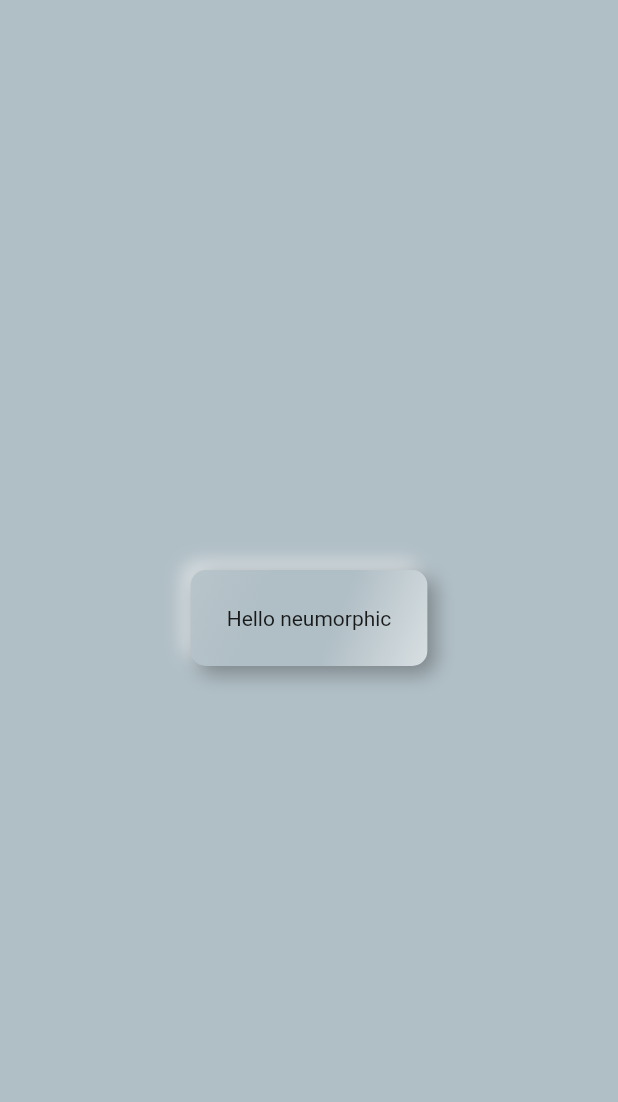
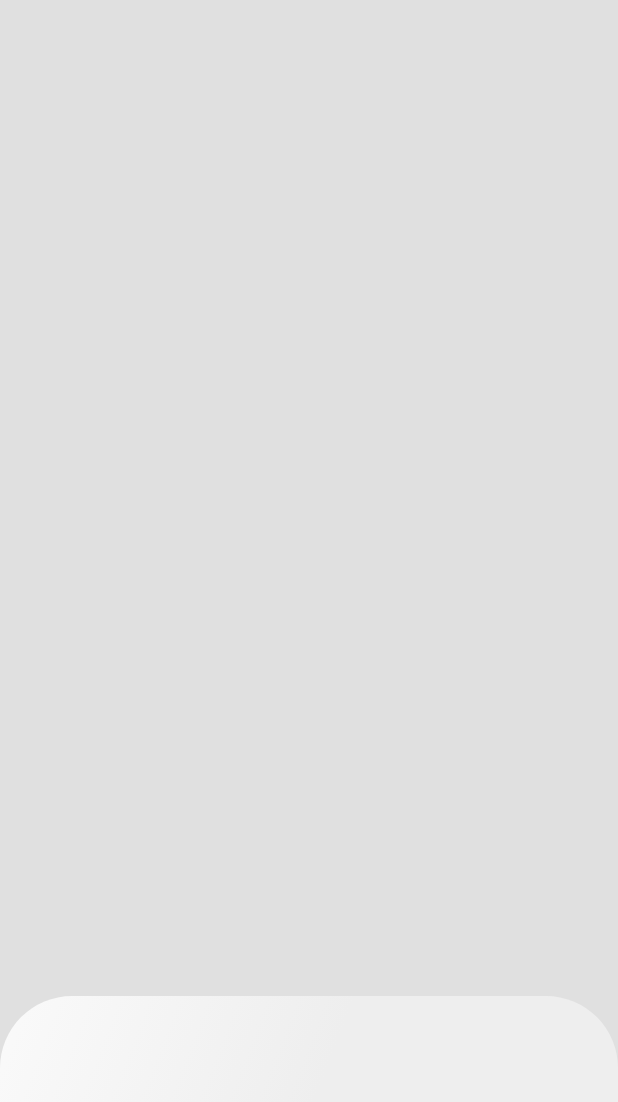
Before and after one commit to JAICHANGPARK/flutter_notebook_the_third_story, a Flutter app: the screen it shows after launch, on a phone screen of 412 x 824 dp. Shown: the top 1102 px of the screen. Run offline on Flutter 3.47's test engine with Material 2 defaults, Android fonts, the phone set to English and light mode, and no system bars; our stand-ins replace badges, dotted_border, fl_chart, google_fonts, page_transition, percent_indicator and 1 more.

Commit message:
Update smart_home_main.dart

```diff
--- a/lib/smart_home_app/smart_home_main.dart
+++ b/lib/smart_home_app/smart_home_main.dart
@@ -7,9 +7,9 @@ class SmartHomeApp extends StatelessWidget {
     return MaterialApp(
       home: SMHome(),
       theme: ThemeData(
-        scaffoldBackgroundColor: Colors.blueGrey.shade200,
-        backgroundColor: Colors.blueGrey.shade200,
-        dialogBackgroundColor: Colors.blueGrey.shade200,
+        scaffoldBackgroundColor: Colors.grey.shade300,
+        backgroundColor: Colors.grey.shade200,
+        dialogBackgroundColor: Colors.grey.shade200,
       ),
     );
   }
@@ -24,21 +24,31 @@ class _SMHomeState extends State<SMHome> {
   @override
   Widget build(BuildContext context) {
     return Scaffold(
-      body: Center(
-        child: Padding(
-          padding: const EdgeInsets.all(24.0),
-          child: Column(
-            crossAxisAlignment: CrossAxisAlignment.center,
-            mainAxisAlignment: MainAxisAlignment.center,
-            children: <Widget>[
-              SMContainerV2(
-                child:
-                    Text("Hello neumorphic"),
-              )
-            ],
+        body: Stack(
+      children: <Widget>[
+        Positioned(
+          bottom: 0,
+          right: 0,
+          left: 0,
+          child: Container(
+            height: 160,
+            decoration: BoxDecoration(
+//                color: Colors.grey.shade400,
+                gradient: LinearGradient(
+                    begin: Alignment.topLeft,
+                    end: Alignment.bottomRight,
+                    colors: <Color>[
+                      Colors.grey.shade50,
+                      Colors.grey.shade200,
+                      Colors.grey.shade200,
+                    ]),
+                borderRadius: BorderRadius.only(
+                  topRight: Radius.circular(48),
+                  topLeft: Radius.circular(48),
+                )),
           ),
         ),
-      ),
-    );
+      ],
+    ));
   }
 }
```
